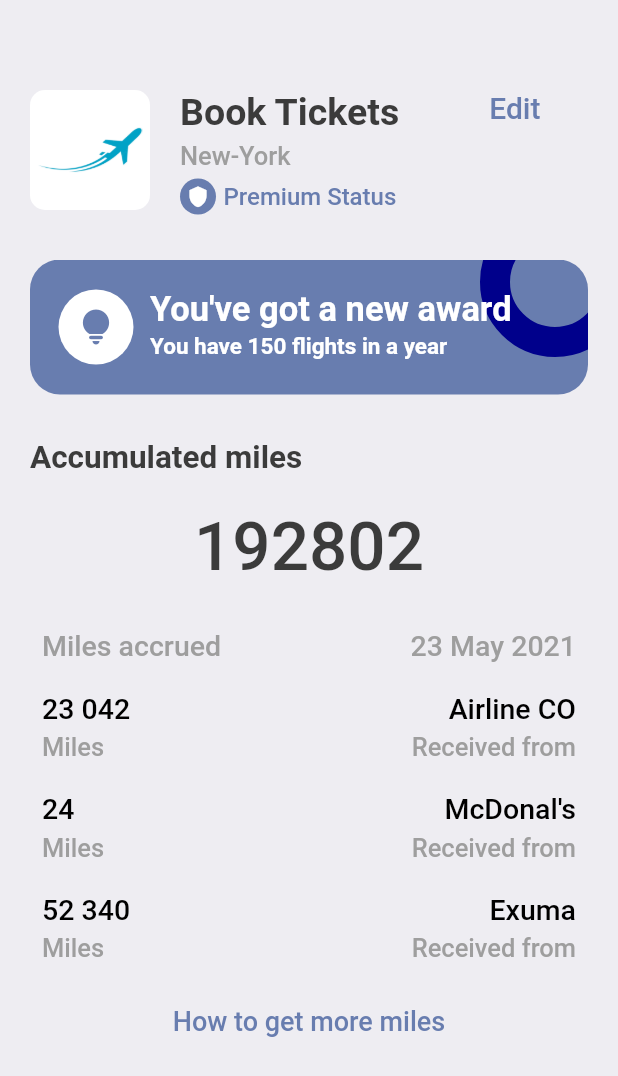
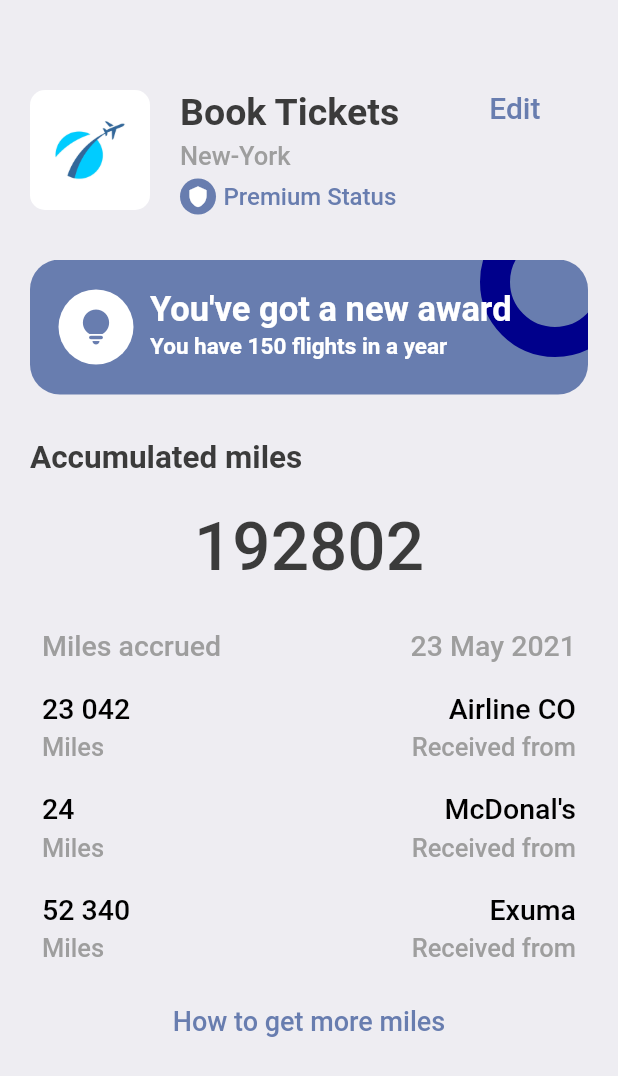
Before and after one commit to Milan39/ticket_booking_app, a Flutter app: the My_Profile_Screen screen opened directly, on a phone screen of 412 x 824 dp. Shown: the top 1076 px of the screen. Run offline on Flutter 3.47's test engine with Material 2 defaults, Android fonts, the phone set to English and light mode, and no system bars; our stand-ins replace barcode_widget, gap, get; missing offline and left inert: fluent_ui.

```diff
--- a/lib/screens/HomeScreen comp/Firstpart.dart
+++ b/lib/screens/HomeScreen comp/Firstpart.dart
@@ -30,15 +30,15 @@ class FirstPartOfHomePage extends StatelessWidget {
           ],
         ),
         Container(
-          height: AppLayout.getHeight(60),
-          width: AppLayout.getWidth(60),
+          height: AppLayout.getHeight(70),
+          width: AppLayout.getWidth(70),
           decoration: BoxDecoration(
             color: Colors.white,
             borderRadius: BorderRadius.circular(AppLayout.getHeight(15)),
           ),
           child: Center(
               child: Image.asset(
-            'assets/Images/logo.png',
+            'assets/Images/ticket.png',
             height: AppLayout.getHeight(55),
             width: AppLayout.getWidth(55),
           )),
--- a/lib/screens/Profile Page Comp/First_Part_ProfileScreen.dart
+++ b/lib/screens/Profile Page Comp/First_Part_ProfileScreen.dart
@@ -24,7 +24,7 @@ class FirstPart_ProfileScreen extends StatelessWidget {
           ),
           child: Center(
               child: Image.asset(
-            'assets/Images/logo.png',
+            'assets/Images/ticket.png',
             height: AppLayout.getHeight(AppLayout.getHeight(70)),
             width: AppLayout.getWidth(AppLayout.getWidth(70)),
           )),
```
Also changed, not shown: assets/Images/ticket.png (added).
